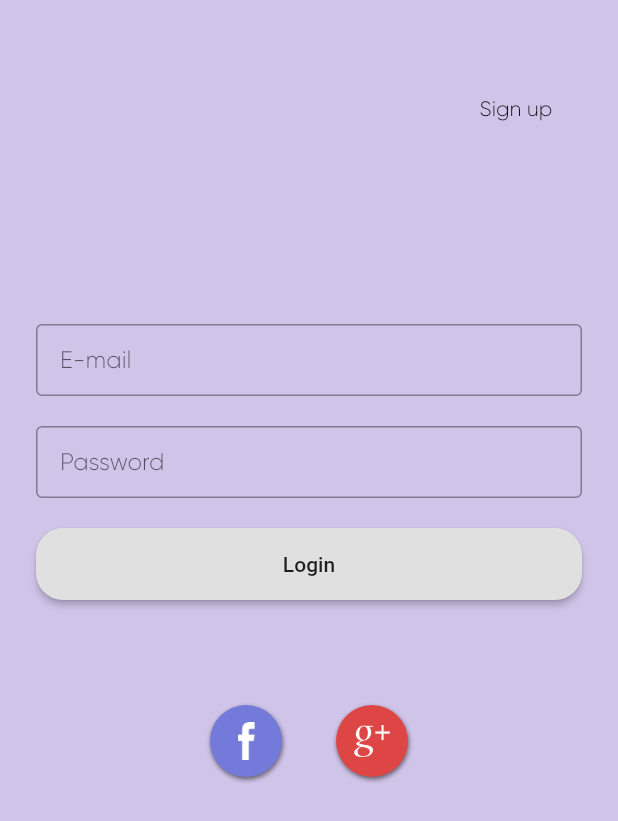
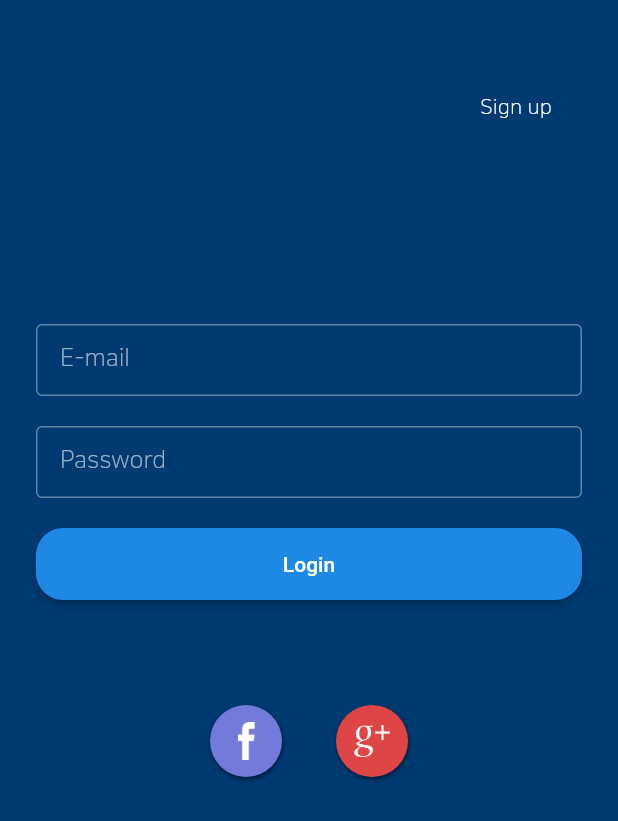
Before and after one commit to EunsilJo/flutter_sample, a Flutter app: the screen it shows after launch, on a phone screen of 412 x 824 dp. Shown: the top 821 px of the screen. Run offline on Flutter 3.47's test engine with Material 2 defaults, Android fonts, the phone set to English and light mode, and no system bars.

Commit message:
version 5 - third theme

```diff
--- a/lib/values/themes.dart
+++ b/lib/values/themes.dart
@@ -3,7 +3,7 @@ import 'package:flutter/material.dart';
 import 'colors.dart';
 
 ThemeData buildAppTheme() {
-  final ThemeData base = ThemeData.light();
+  final ThemeData base = ThemeData.dark();
   return base.copyWith(
     primaryColor: themePrimary,
     primaryColorLight: themePrimaryLight,
@@ -11,12 +11,13 @@ ThemeData buildAppTheme() {
     accentColor: themeSecondary,
     buttonColor: themeSecondary,
     backgroundColor: themeSurface,
+    scaffoldBackgroundColor: themeSurface,
     errorColor: themeErrorRed,
     textTheme: _buildTextTheme(base.textTheme, themeSurfaceText),
     primaryTextTheme: _buildTextTheme(base.primaryTextTheme, themePrimaryText),
     accentTextTheme: _buildTextTheme(base.accentTextTheme, themeSecondaryText),
-    primaryIconTheme: _buildIconTheme(base.iconTheme, Colors.black54),
-    accentIconTheme: _buildIconTheme(base.iconTheme, Colors.black),
+    primaryIconTheme: _buildIconTheme(base.iconTheme, Colors.white70),
+    accentIconTheme: _buildIconTheme(base.iconTheme, Colors.white),
     buttonTheme: _buildButtonTheme(base.buttonTheme, 48.0),
     inputDecorationTheme: _buildDecorationTheme()
   );
@@ -55,7 +56,7 @@ TextTheme _buildTextTheme(TextTheme base, Color themeTextColor) {
         fontWeight: FontWeight.bold
     ),
   ).apply(
-    fontFamily: 'Gilroy',
+    fontFamily: 'Nanum',
     displayColor: themeTextColor,
     bodyColor: themeTextColor
   );
--- a/pubspec.yaml
+++ b/pubspec.yaml
@@ -28,3 +28,8 @@ flutter:
       fonts:
         - asset: fonts/Gilroy-ExtraBold.otf
         - asset: fonts/Gilroy-Light.otf
+
+    - family: Nanum
+      fonts:
+        - asset: fonts/NanumSquareRoundEB.ttf
+        - asset: fonts/NanumSquareRoundL.ttf
```
Also changed, not shown: lib/values/colors.dart (+27 -13 lines), fonts/NanumSquareRoundEB.ttf (added), fonts/NanumSquareRoundL.ttf (added).
